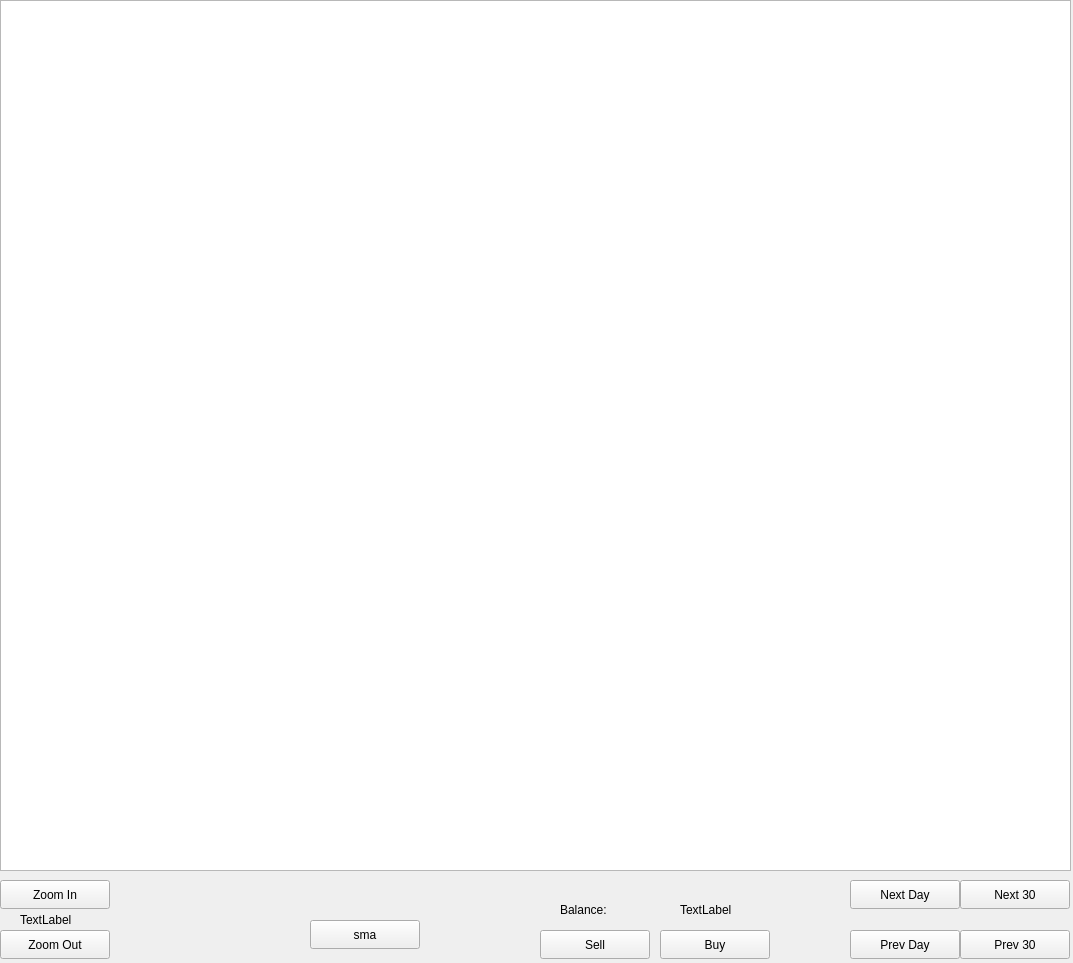
The window that chartWidget.ui (ellamental/pyTrade) describes before a commit, drawn with Qt 5.
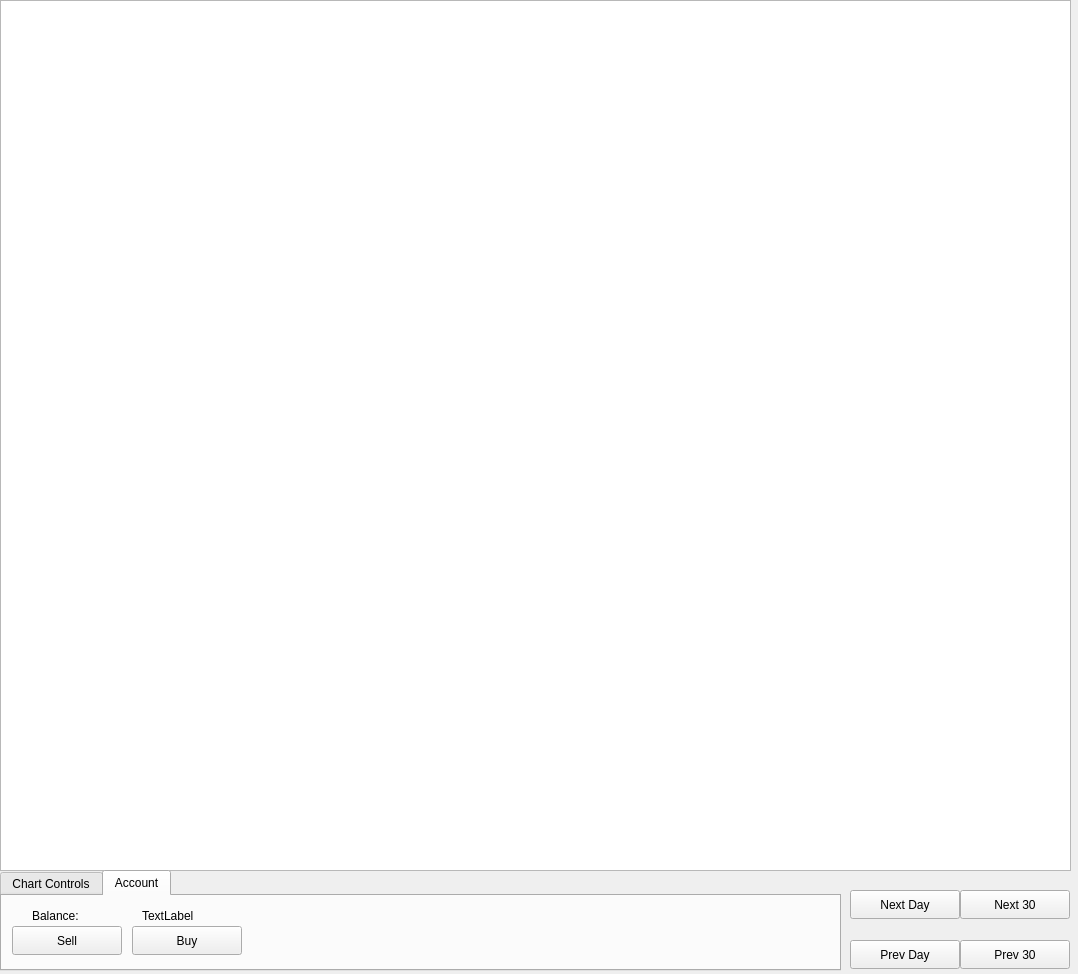
The same window after the commit.

Commit message: Interface - Added tab bar for lower chart controls

Diff of the .ui file:
```diff
--- a/chartWidget.ui
+++ b/chartWidget.ui
@@ -6,8 +6,8 @@
    <rect>
     <x>0</x>
     <y>0</y>
-    <width>1073</width>
-    <height>963</height>
+    <width>1078</width>
+    <height>974</height>
    </rect>
   </property>
   <property name="windowTitle">
@@ -23,11 +23,27 @@
     </rect>
    </property>
   </widget>
+  <widget class="QTabWidget" name="tabWidget">
+   <property name="geometry">
+    <rect>
+     <x>0</x>
+     <y>870</y>
+     <width>841</width>
+     <height>101</height>
+    </rect>
+   </property>
+   <property name="currentIndex">
+    <number>1</number>
+   </property>
+   <widget class="QWidget" name="chartControls">
+    <attribute name="title">
+     <string>Chart Controls</string>
+    </attribute>
   <widget class="QPushButton" name="zoomIn">
    <property name="geometry">
     <rect>
-     <x>0</x>
-     <y>880</y>
+       <x>120</x>
+       <y>30</y>
      <width>110</width>
      <height>29</height>
     </rect>
@@ -40,7 +56,7 @@
    <property name="geometry">
     <rect>
      <x>0</x>
-     <y>930</y>
+       <y>30</y>
      <width>110</width>
      <height>29</height>
     </rect>
@@ -49,11 +65,24 @@
     <string>Zoom Out</string>
    </property>
   </widget>
+    <widget class="QPushButton" name="sma">
+     <property name="geometry">
+      <rect>
+       <x>300</x>
+       <y>30</y>
+       <width>110</width>
+       <height>29</height>
+      </rect>
+     </property>
+     <property name="text">
+      <string>sma</string>
+     </property>
+    </widget>
   <widget class="QLabel" name="chartLength">
    <property name="geometry">
     <rect>
-     <x>20</x>
-     <y>910</y>
+       <x>70</x>
+       <y>10</y>
      <width>71</width>
      <height>19</height>
     </rect>
@@ -61,12 +90,71 @@
    <property name="text">
     <string>TextLabel</string>
    </property>
+    </widget>
+   </widget>
+   <widget class="QWidget" name="account">
+    <attribute name="title">
+     <string>Account</string>
+    </attribute>
+    <widget class="QPushButton" name="buy">
+     <property name="geometry">
+      <rect>
+       <x>130</x>
+       <y>30</y>
+       <width>110</width>
+       <height>29</height>
+      </rect>
+     </property>
+     <property name="text">
+      <string>Buy</string>
+     </property>
+    </widget>
+    <widget class="QPushButton" name="sell">
+     <property name="geometry">
+      <rect>
+       <x>10</x>
+       <y>30</y>
+       <width>110</width>
+       <height>29</height>
+      </rect>
+     </property>
+     <property name="text">
+      <string>Sell</string>
+     </property>
+    </widget>
+    <widget class="QLabel" name="showBalance">
+     <property name="geometry">
+      <rect>
+       <x>140</x>
+       <y>10</y>
+       <width>101</width>
+       <height>20</height>
+      </rect>
+     </property>
+     <property name="text">
+      <string>TextLabel</string>
+     </property>
+    </widget>
+    <widget class="QLabel" name="balanceLabel">
+     <property name="geometry">
+      <rect>
+       <x>30</x>
+       <y>10</y>
+       <width>71</width>
+       <height>19</height>
+      </rect>
+     </property>
+     <property name="text">
+      <string>Balance:</string>
+     </property>
+    </widget>
+   </widget>
   </widget>
   <widget class="QPushButton" name="nextDay">
    <property name="geometry">
     <rect>
      <x>850</x>
-     <y>880</y>
+     <y>890</y>
      <width>110</width>
      <height>29</height>
     </rect>
@@ -75,24 +163,11 @@
     <string>Next Day</string>
    </property>
   </widget>
-  <widget class="QPushButton" name="prevDay">
-   <property name="geometry">
-    <rect>
-     <x>850</x>
-     <y>930</y>
-     <width>110</width>
-     <height>29</height>
-    </rect>
-   </property>
-   <property name="text">
-    <string>Prev Day</string>
-   </property>
-  </widget>
   <widget class="QPushButton" name="next30">
    <property name="geometry">
     <rect>
      <x>960</x>
-     <y>880</y>
+     <y>890</y>
      <width>110</width>
      <height>29</height>
     </rect>
@@ -105,7 +180,7 @@
    <property name="geometry">
     <rect>
      <x>960</x>
-     <y>930</y>
+     <y>940</y>
      <width>110</width>
      <height>29</height>
     </rect>
@@ -114,69 +189,17 @@
     <string>Prev 30</string>
    </property>
   </widget>
-  <widget class="QPushButton" name="sell">
+  <widget class="QPushButton" name="prevDay">
    <property name="geometry">
     <rect>
-     <x>540</x>
-     <y>930</y>
+     <x>850</x>
+     <y>940</y>
      <width>110</width>
      <height>29</height>
     </rect>
    </property>
    <property name="text">
-    <string>Sell</string>
-   </property>
-  </widget>
-  <widget class="QPushButton" name="buy">
-   <property name="geometry">
-    <rect>
-     <x>660</x>
-     <y>930</y>
-     <width>110</width>
-     <height>29</height>
-    </rect>
-   </property>
-   <property name="text">
-    <string>Buy</string>
-   </property>
-  </widget>
-  <widget class="QLabel" name="balanceLabel">
-   <property name="geometry">
-    <rect>
-     <x>560</x>
-     <y>900</y>
-     <width>71</width>
-     <height>19</height>
-    </rect>
-   </property>
-   <property name="text">
-    <string>Balance:</string>
-   </property>
-  </widget>
-  <widget class="QLabel" name="showBalance">
-   <property name="geometry">
-    <rect>
-     <x>680</x>
-     <y>900</y>
-     <width>71</width>
-     <height>19</height>
-    </rect>
-   </property>
-   <property name="text">
-    <string>TextLabel</string>
-   </property>
-  </widget>
-  <widget class="QPushButton" name="sma">
-   <property name="geometry">
-    <rect>
-     <x>310</x>
-     <y>920</y>
-     <width>110</width>
-     <height>29</height>
-    </rect>
-   </property>
-   <property name="text">
-    <string>sma</string>
+    <string>Prev Day</string>
    </property>
   </widget>
  </widget>
```
Lines whose indentation alone changed are shown as unchanged. The commit also changes 2 other files.
